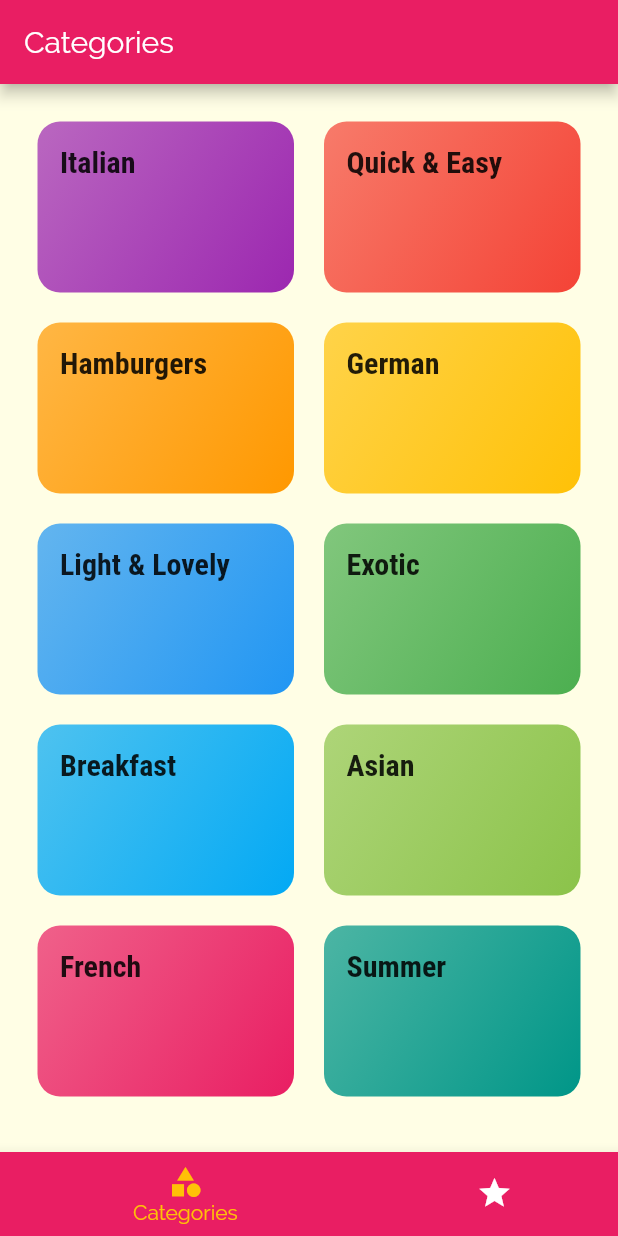
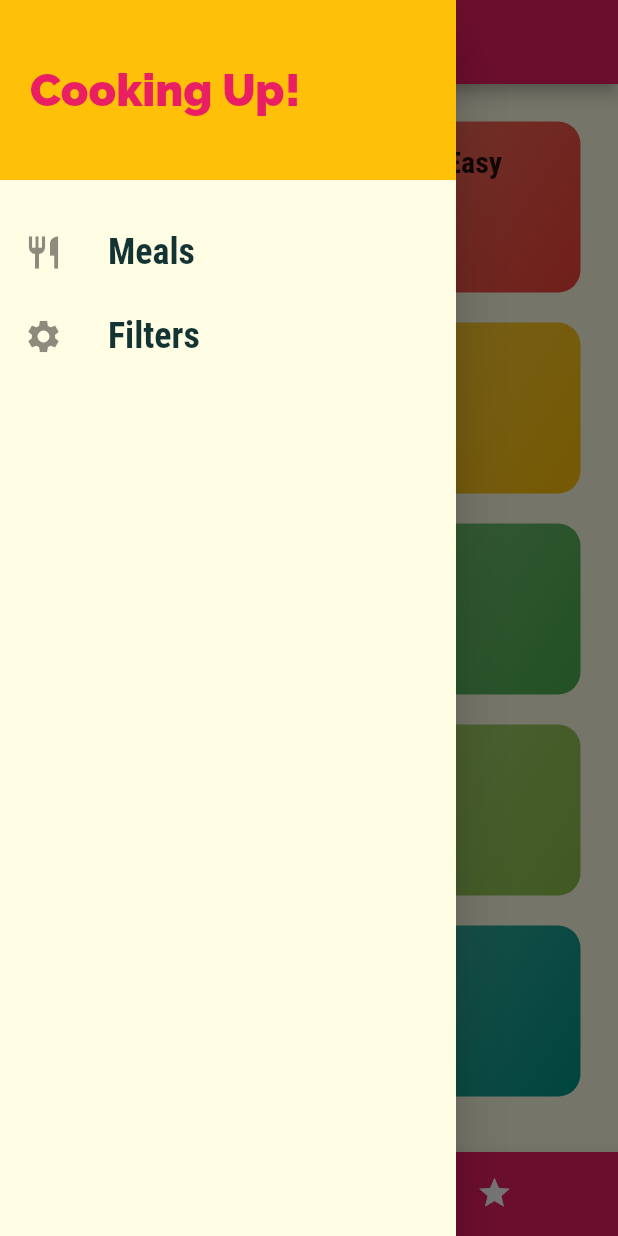
Before and after one commit to charger513/meals_app_flutter, a Flutter app: the screen it shows after launch, with the side drawer open (before the commit the screen has no drawer), on a phone screen of 412 x 824 dp. Run offline on Flutter 3.47's test engine with Material 2 defaults, Android fonts, the phone set to English and light mode, and no system bars.

Commit message:
Adding a Custom Drawer

```diff
--- a/lib/screens/tabs_screen.dart
+++ b/lib/screens/tabs_screen.dart
@@ -1,4 +1,5 @@
 import 'package:flutter/material.dart';
+import '../widgets/main_drawer.dart';
 import 'favorites_screen.dart';
 import 'categories_screen.dart';
 
@@ -33,6 +34,7 @@ class _TabsScreenState extends State<TabsScreen> {
       appBar: AppBar(
         title: Text(_pages[_selectedPageIndex]['title']),
       ),
+      drawer: MainDrawer(),
       body: _pages[_selectedPageIndex]['page'],
       bottomNavigationBar: BottomNavigationBar(
         onTap: _selectPage,
--- /dev/null
+++ b/lib/widgets/main_drawer.dart
@@ -0,0 +1,50 @@
+import 'package:flutter/material.dart';
+
+class MainDrawer extends StatelessWidget {
+  Widget buildListTile(String title, IconData icon) {
+    return ListTile(
+      leading: Icon(
+        icon,
+        size: 26,
+      ),
+      title: Text(
+        title,
+        style: TextStyle(
+          fontFamily: 'RobotoCondensed',
+          fontSize: 24,
+          fontWeight: FontWeight.w700,
+        ),
+      ),
+      onTap: () {},
+    );
+  }
+
+  @override
+  Widget build(BuildContext context) {
+    return Drawer(
+      child: Column(
+        children: <Widget>[
+          Container(
+            height: 120,
+            width: double.infinity,
+            padding: const EdgeInsets.all(20),
+            alignment: Alignment.centerLeft,
+            color: Theme.of(context).accentColor,
+            child: Text(
+              'Cooking Up!',
+              style: TextStyle(
+                  fontWeight: FontWeight.w900,
+                  fontSize: 30,
+                  color: Theme.of(context).primaryColor),
+            ),
+          ),
+          SizedBox(
+            height: 20,
+          ),
+          buildListTile('Meals', Icons.restaurant),
+          buildListTile('Filters', Icons.settings),
+        ],
+      ),
+    );
+  }
+}
```
